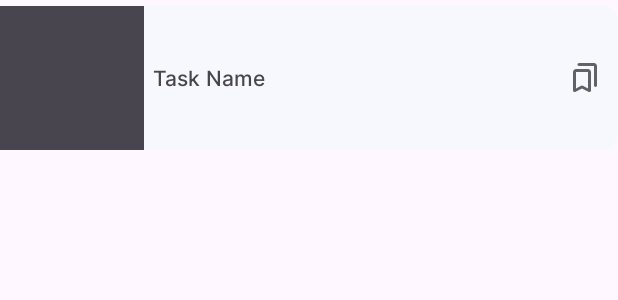
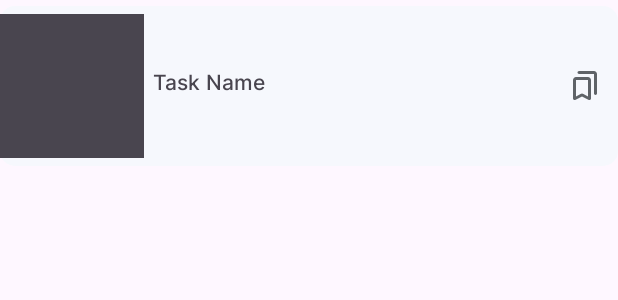
Before and after one commit to lamlqdev/ToDoList, an Android app: the layout item_list_task.xml on its own in the app's theme, with its tools: preview values and no code run, on a phone screen of 412 x 824 dp. Shown: the top 300 px of the screen. Run offline under Robolectric (Android 15) with nearby library versions, the phone set to English and light mode, and no system bars.

Commit message:
update taskAdapter interface

```diff
--- /dev/null
+++ b/app/src/main/res/drawable/ic_list_sub_task.xml
@@ -0,0 +1,9 @@
+<vector xmlns:android="http://schemas.android.com/apk/res/android"
+    android:width="24dp"
+    android:height="24dp"
+    android:viewportWidth="960"
+    android:viewportHeight="960">
+  <path
+      android:pathData="M400,760q-17,0 -28.5,-11.5T360,720q0,-17 11.5,-28.5T400,680h400q17,0 28.5,11.5T840,720q0,17 -11.5,28.5T800,760L400,760ZM400,520q-17,0 -28.5,-11.5T360,480q0,-17 11.5,-28.5T400,440h400q17,0 28.5,11.5T840,480q0,17 -11.5,28.5T800,520L400,520ZM400,280q-17,0 -28.5,-11.5T360,240q0,-17 11.5,-28.5T400,200h400q17,0 28.5,11.5T840,240q0,17 -11.5,28.5T800,280L400,280ZM200,800q-33,0 -56.5,-23.5T120,720q0,-33 23.5,-56.5T200,640q33,0 56.5,23.5T280,720q0,33 -23.5,56.5T200,800ZM200,560q-33,0 -56.5,-23.5T120,480q0,-33 23.5,-56.5T200,400q33,0 56.5,23.5T280,480q0,33 -23.5,56.5T200,560ZM200,320q-33,0 -56.5,-23.5T120,240q0,-33 23.5,-56.5T200,160q33,0 56.5,23.5T280,240q0,33 -23.5,56.5T200,320Z"
+      android:fillColor="#5f6368"/>
+</vector>
--- /dev/null
+++ b/app/src/main/res/drawable/ic_note_task.xml
@@ -0,0 +1,9 @@
+<vector xmlns:android="http://schemas.android.com/apk/res/android"
+    android:width="24dp"
+    android:height="24dp"
+    android:viewportWidth="960"
+    android:viewportHeight="960">
+  <path
+      android:pathData="M360,720h240q17,0 28.5,-11.5T640,680q0,-17 -11.5,-28.5T600,640L360,640q-17,0 -28.5,11.5T320,680q0,17 11.5,28.5T360,720ZM360,560h240q17,0 28.5,-11.5T640,520q0,-17 -11.5,-28.5T600,480L360,480q-17,0 -28.5,11.5T320,520q0,17 11.5,28.5T360,560ZM240,880q-33,0 -56.5,-23.5T160,800v-640q0,-33 23.5,-56.5T240,80h287q16,0 30.5,6t25.5,17l194,194q11,11 17,25.5t6,30.5v447q0,33 -23.5,56.5T720,880L240,880ZM520,320v-160L240,160v640h480v-440L560,360q-17,0 -28.5,-11.5T520,320ZM240,160v200,-200 640,-640Z"
+      android:fillColor="#5f6368"/>
+</vector>
--- a/app/src/main/res/layout/item_list_task.xml
+++ b/app/src/main/res/layout/item_list_task.xml
@@ -7,7 +7,9 @@
     android:orientation="horizontal"
     android:gravity="center_vertical"
     android:layout_marginTop="4dp"
-    android:layout_marginBottom="2dp">
+    android:layout_marginBottom="2dp"
+    android:paddingTop="5dp"
+    android:paddingBottom="5dp">
 
     <CheckBox
         android:id="@+id/taskCheckBox"
@@ -15,15 +17,57 @@
         android:layout_height="wrap_content"
         android:button="@drawable/custom_background_checkbox"/>
 
-    <TextView
-        android:id="@+id/taskText"
+    <LinearLayout
+        android:id="@+id/taskContainer"
         android:layout_width="0dp"
         android:layout_height="wrap_content"
         android:layout_weight="1"
-        android:layout_marginStart="6dp"
-        android:fontFamily="@font/inter_medium"
-        android:text="@string/task_name"
-        android:textSize="14sp"/>
+        android:background="@android:color/transparent"
+        android:orientation="vertical">
+
+        <TextView
+            android:id="@+id/taskText"
+            android:layout_width="wrap_content"
+            android:layout_height="wrap_content"
+            android:layout_marginStart="6dp"
+            android:fontFamily="@font/inter_medium"
+            android:text="@string/task_name"
+            android:textSize="14sp"/>
+
+        <LinearLayout
+            android:id="@+id/taskIconContainer"
+            android:layout_width="wrap_content"
+            android:layout_height="wrap_content"
+            android:layout_marginTop="5dp"
+            android:layout_marginStart="6dp"
+            android:gravity="center_vertical"
+            android:orientation="horizontal">
+
+            <TextView
+                android:id="@+id/taskDate"
+                android:layout_width="wrap_content"
+                android:layout_height="wrap_content"
+                android:fontFamily="@font/inter_regular"
+                android:textSize="12sp"
+                android:visibility="gone"/>
+
+            <ImageView
+                android:id="@+id/taskSub"
+                android:layout_width="12dp"
+                android:layout_height="12dp"
+                android:layout_marginStart="5dp"
+                android:visibility="gone"
+                android:src="@drawable/ic_list_sub_task"/>
+
+            <ImageView
+                android:id="@+id/taskNote"
+                android:layout_width="12dp"
+                android:layout_height="12dp"
+                android:layout_marginStart="5dp"
+                android:visibility="gone"
+                android:src="@drawable/ic_note_task"/>
+        </LinearLayout>
+    </LinearLayout>
 
     <ImageView
         android:id="@+id/flagIcon"
--- a/app/src/main/res/values/colors.xml
+++ b/app/src/main/res/values/colors.xml
@@ -2,6 +2,7 @@
 <resources>
     <color name="black">#FF000000</color>
     <color name="white">#FFFFFFFF</color>
+    <color name="red">#E72929</color>
     <color name="blue">#4485E9</color>
     <color name="blue2">#7DABF6</color>
     <color name="grey">#C5CCD2</color>
```
Also changed, not shown: app/src/main/java/com/example/todolist/DAO/TaskDAOImpl.java (+25 -0 lines), app/src/main/java/com/example/todolist/adapter/TaskAdapter.java (+23 -0 lines).
